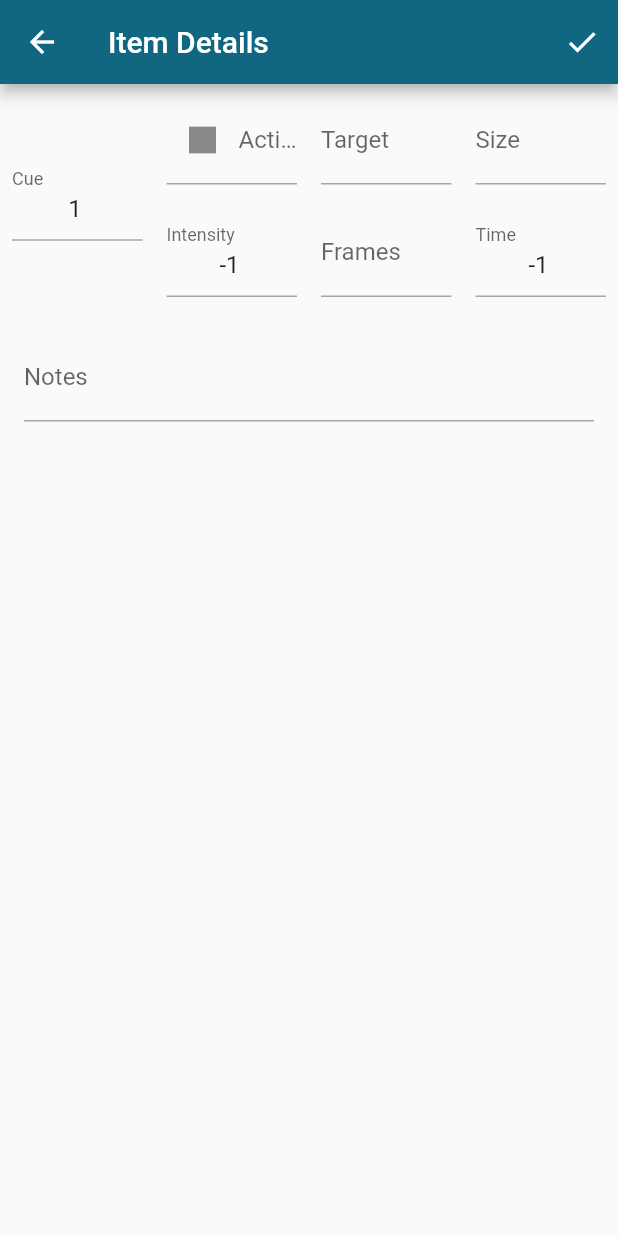
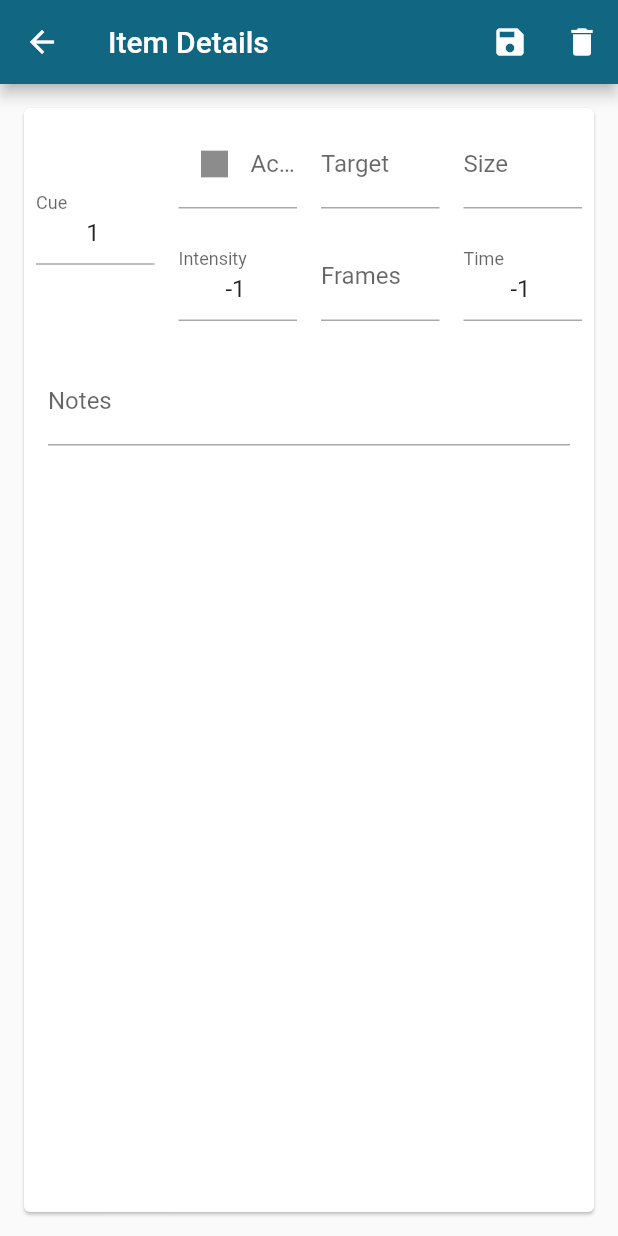
Before and after one commit to ictwill/FollowspotFlutter, a Flutter app: the screen it shows after launch, after a tap on an icon or button, on a phone screen of 412 x 824 dp. Run offline on Flutter 3.47's test engine with Material 2 defaults, Android fonts, the phone set to English and light mode, and no system bars; missing offline and left inert: window_size; generated files the repository leaves out were written again.

Commit message:
implement UUID, update & delete cues

```diff
--- a/lib/src/data/dummy_show.dart
+++ b/lib/src/data/dummy_show.dart
@@ -1,6 +1,7 @@
 import 'dart:math';
 
 import 'package:followspot_application_1/src/models/cue.dart';
+import 'package:uuid/uuid.dart';
 
 import '../models/show.dart';
 
@@ -9,13 +10,15 @@ Show dummyShow() {
     id: 1,
     info: ShowInfo(id: 1, date: DateTime.now()),
   );
+  var uuid = const Uuid();
 
-  for (var element in show.spotList) {
-    element.cues = List.generate(
+  for (var spot in show.spotList) {
+    spot.cues = List.generate(
       50,
       (index) => Cue(
-        id: index + 1000,
+        id: uuid.v4(),
         number: index + 1 + (Random().nextInt(10)).toDouble(),
+        spot: spot.number,
       ),
     );
   }
--- a/lib/src/models/cue.dart
+++ b/lib/src/models/cue.dart
@@ -5,7 +5,7 @@ part 'cue.g.dart';
 
 @JsonSerializable()
 class Cue {
-  int id;
+  String id;
   double number;
   String action;
   String target;
@@ -14,9 +14,10 @@ class Cue {
   List<String> frames;
   int time;
   String notes;
+  int spot;
 
   Cue({
-    this.id = -1,
+    required this.id,
     this.number = 0.0,
     this.action = '',
     this.target = '',
@@ -25,11 +26,12 @@ class Cue {
     this.frames = const [],
     this.time = -1,
     this.notes = '',
+    required this.spot,
   });
 
   @override
   String toString() {
-    return 'Cue $number will $action to $intensity on $target over $time seconds';
+    return 'spot: $spot id: $id : Cue $number - $action @ $intensity on $target over $time seconds';
   }
 
   factory Cue.fromJson(Map<String, dynamic> json) => _$CueFromJson(json);
--- a/lib/src/models/show.dart
+++ b/lib/src/models/show.dart
@@ -5,13 +5,30 @@ class Show {
   final ShowInfo info;
   final List<Spot> spotList = List.generate(
       2,
-      (index) => Spot(index, index + 1,
-          ['R132', 'R119', 'L202', 'L203', 'L205', 'L206'], []));
+      (index) => Spot(
+          id: index,
+          number: index + 1,
+          frames: ['R132', 'R119', 'L202', 'L203', 'L205', 'L206'],
+          cues: []));
 
   Show({
     this.id = -1,
     required this.info,
   });
+
+  //Get a list of every cue number used in the show.
+  List<double> cueNumbers() {
+    Set<double> numbers = {};
+    for (var spots in spotList) {
+      for (var cue in spots.cues) {
+        numbers.add(cue.number);
+      }
+    }
+    final List<double> sorted = numbers.toList();
+    sorted.sort();
+
+    return sorted;
+  }
 }
 
 class ShowInfo {
--- a/lib/src/models/show_model.dart
+++ b/lib/src/models/show_model.dart
@@ -1,28 +1,18 @@
 import 'package:flutter/cupertino.dart';
 import 'package:followspot_application_1/src/models/cue.dart';
 import 'package:followspot_application_1/src/models/show.dart';
+import 'package:uuid/uuid.dart';
 
 import '../data/dummy_show.dart';
 
 class ShowModel extends ChangeNotifier {
   final Show show = dummyShow();
+  late List<double> usedNumbers = show.cueNumbers();
 
-  static final Cue blank = Cue(action: 'spacer');
+  final uuid = const Uuid();
+
+  static final Cue blank = Cue(id: 'blank', action: 'spacer', spot: -1);
   Cue currentCue = blank;
-
-  //Get a list of every cue number used in the show.
-  List<double> cueNumbers() {
-    Set<double> numbers = {};
-    for (var spots in show.spotList) {
-      for (var cue in spots.cues) {
-        numbers.add(cue.number);
-      }
-    }
-    final List<double> sorted = numbers.toList();
-    sorted.sort();
-
-    return sorted;
-  }
 
   Cue findCue(int int, double number) {
     return show.spotList[int].cues.firstWhere(
@@ -35,5 +25,31 @@ class ShowModel extends ChangeNotifier {
     currentCue = cue;
   }
 
-  void updateCue(Cue cue, Cue newCue) {}
+  void updateCue(int spot, Cue oldCue, Cue newCue) {
+    int index = getSpotIndex(oldCue.spot);
+    show.spotList[index].cues.removeWhere((element) => element.id == oldCue.id);
+    if (oldCue.spot != newCue.spot) index = getSpotIndex(newCue.spot);
+    addCue(index, newCue);
+    refreshSpot(index);
+  }
+
+  void refreshSpot(int index) {
+    show.spotList[index].cues.sort((a, b) => a.number.compareTo(b.number));
+    usedNumbers = show.cueNumbers();
+  }
+
+  void addCue(int index, Cue newCue) {
+    show.spotList[index].cues.add(newCue);
+    notifyListeners();
+  }
+
+  void deleteCue(Cue oldCue) {
+    int index = getSpotIndex(oldCue.spot);
+    show.spotList[index].cues.removeWhere((element) => element.id == oldCue.id);
+    refreshSpot(index);
+    notifyListeners();
+  }
+
+  int getSpotIndex(int number) =>
+      show.spotList.indexWhere((item) => item.number == number);
 }
--- a/lib/src/models/spot.dart
+++ b/lib/src/models/spot.dart
@@ -6,5 +6,9 @@ class Spot {
   List<String> frames = [];
   List<Cue> cues = [];
 
-  Spot(this.id, this.number, this.frames, this.cues);
+  Spot(
+      {required this.id,
+      required this.number,
+      required this.frames,
+      required this.cues});
 }
--- a/lib/src/spots/cue_card.dart
+++ b/lib/src/spots/cue_card.dart
@@ -15,21 +15,23 @@ class CueCard extends StatelessWidget {
 
   @override
   Widget build(BuildContext context) {
-    if (item.id == -1) {
+    if (item.id == 'blank') {
       return const Spacer();
     } else {
       return Expanded(
+        child: Hero(
+          tag: item.id,
           child: Card(
             borderOnForeground: false,
             elevation: 4,
             clipBehavior: Clip.antiAlias,
             child: InkWell(
               onTap: () {
-              Provider.of<ShowModel>(context, listen: false).selectCue(item);
                 Navigator.push(
                     context,
                     MaterialPageRoute(
-                      builder: (context) => CueEditView(cue: item)));
+                        builder: (context) =>
+                            CueEditView(spot: item.spot, cue: item)));
               },
               child: Row(
                 crossAxisAlignment: CrossAxisAlignment.start,
@@ -41,7 +43,10 @@ class CueCard extends StatelessWidget {
                     color: item.getColor(),
                     child: Text(deleteTrailing(item.number),
                         textAlign: TextAlign.center,
-                      style: Theme.of(context).textTheme.titleMedium!.copyWith(
+                        style: Theme.of(context)
+                            .textTheme
+                            .titleMedium!
+                            .copyWith(
                                 color: Theme.of(context).colorScheme.onPrimary,
                                 fontWeight: FontWeight.bold)),
                   ),
@@ -72,21 +77,21 @@ class CueCard extends StatelessWidget {
                               TableRow(
                                 children: [
                                   Padding(
-                                  padding:
-                                      const EdgeInsets.symmetric(vertical: 8.0),
+                                    padding: const EdgeInsets.symmetric(
+                                        vertical: 8.0),
                                     child: Text('${item.intensity} %'),
                                   ),
                                   Padding(
-                                  padding:
-                                      const EdgeInsets.symmetric(vertical: 8.0),
+                                    padding: const EdgeInsets.symmetric(
+                                        vertical: 8.0),
                                     child: Text(
                                       item.frames.toString(),
                                       textAlign: TextAlign.center,
                                     ),
                                   ),
                                   Padding(
-                                  padding:
-                                      const EdgeInsets.symmetric(vertical: 8.0),
+                                    padding: const EdgeInsets.symmetric(
+                                        vertical: 8.0),
                                     child: Text(
                                       '${item.time}  s',
                                       textAlign: TextAlign.end,
@@ -110,6 +115,7 @@ class CueCard extends StatelessWidget {
               ),
             ),
           ),
+        ),
       );
     }
   }
--- a/lib/src/spots/cue_edit_view.dart
+++ b/lib/src/spots/cue_edit_view.dart
@@ -5,8 +5,9 @@ import 'package:provider/provider.dart';
 
 /// Displays detailed information about a SampleItem.
 class CueEditView extends StatefulWidget {
-  const CueEditView({super.key, required this.cue});
+  const CueEditView({super.key, required this.spot, required this.cue});
 
+  final int spot;
   final Cue cue;
 
   @override
@@ -33,6 +34,7 @@ class _CueEditViewState extends State<CueEditView> {
     intensityControl.text = widget.cue.intensity.toString();
     framesControl.text = widget.cue.frames.join(' + ');
     notesControl.text = widget.cue.notes;
+    debugPrint(widget.cue.toString());
     super.initState();
   }
 
@@ -59,6 +61,7 @@ class _CueEditViewState extends State<CueEditView> {
             title: const Text('Item Details'),
             actions: [
               IconButton(
+                  tooltip: 'Save this cue',
                   onPressed: () {
                     final Cue newCue = Cue(
                       id: widget.cue.id,
@@ -70,14 +73,30 @@ class _CueEditViewState extends State<CueEditView> {
                       intensity: int.parse(intensityControl.text),
                       frames: framesControl.text.split(' + '),
                       notes: notesControl.text,
+                      spot: widget.spot,
                     );
-                    show.updateCue(widget.cue, newCue);
+                    show.updateCue(widget.spot, widget.cue, newCue);
                     debugPrint('Saved $newCue');
+                    Navigator.pop(context);
                   },
-                  icon: const Icon(Icons.done))
+                  icon: const Icon(Icons.save)),
+              IconButton(
+                  tooltip: 'Delete this Cue',
+                  onPressed: () {
+                    show.deleteCue(widget.cue);
+                    debugPrint('DELETED Cue id ${widget.cue.id}');
+                    Navigator.pop(context);
+                  },
+                  icon: const Icon(Icons.delete))
             ],
           ),
-          body: Column(
+          body: Hero(
+            tag: widget.cue.id,
+            placeholderBuilder: (context, heroSize, child) => Card(),
+            child: Card(
+              clipBehavior: Clip.antiAlias,
+              margin: const EdgeInsets.all(16.0),
+              child: ListView(
                 children: [
                   Row(
                     children: [
@@ -86,7 +105,8 @@ class _CueEditViewState extends State<CueEditView> {
                           padding: const EdgeInsets.all(8.0),
                           child: TextField(
                               controller: numberControl,
-                          decoration: const InputDecoration(labelText: 'Cue'),
+                              decoration:
+                                  const InputDecoration(labelText: 'Cue'),
                               textAlign: TextAlign.center),
                         ),
                       ),
@@ -109,15 +129,15 @@ class _CueEditViewState extends State<CueEditView> {
                                 padding: const EdgeInsets.all(8.0),
                                 child: TextField(
                                     controller: targetControl,
-                                decoration:
-                                    const InputDecoration(labelText: 'Target')),
+                                    decoration: const InputDecoration(
+                                        labelText: 'Target')),
                               ),
                               Padding(
                                 padding: const EdgeInsets.all(8.0),
                                 child: TextField(
                                     controller: sizeControl,
-                                decoration:
-                                    const InputDecoration(labelText: 'Size')),
+                                    decoration: const InputDecoration(
+                                        labelText: 'Size')),
                               ),
                             ]),
                             TableRow(children: [
@@ -133,8 +153,8 @@ class _CueEditViewState extends State<CueEditView> {
                                 padding: const EdgeInsets.all(8.0),
                                 child: TextField(
                                     controller: framesControl,
-                                decoration:
-                                    const InputDecoration(labelText: 'Frames')),
+                                    decoration: const InputDecoration(
+                                        labelText: 'Frames')),
                               ),
                               Padding(
                                 padding: const EdgeInsets.all(8.0),
@@ -158,11 +178,14 @@ class _CueEditViewState extends State<CueEditView> {
                         padding: const EdgeInsets.all(16.0),
                         child: TextField(
                             controller: notesControl,
-                        decoration: const InputDecoration(labelText: 'Notes')),
+                            decoration:
+                                const InputDecoration(labelText: 'Notes')),
                       )),
                     ],
                   ),
                 ],
+              ),
+            ),
           ),
         );
       },
--- a/lib/src/spots/spot_view.dart
+++ b/lib/src/spots/spot_view.dart
@@ -36,14 +36,13 @@ class SpotView extends StatelessWidget {
       body: Consumer<ShowModel>(
         builder: (context, showModel, child) {
           final int spots = showModel.show.spotList.length;
-          final List<double> numbers = showModel.cueNumbers();
 
           return ListView.builder(
             restorationId: 'sampleItemListView',
-            itemCount: numbers.length,
+            itemCount: showModel.usedNumbers.length,
             padding: const EdgeInsets.all(12.0),
             itemBuilder: (BuildContext context, int index) {
-              final number = numbers[index];
+              final number = showModel.usedNumbers[index];
               return Row(
                 crossAxisAlignment: CrossAxisAlignment.start,
                 children: [
--- a/pubspec.yaml
+++ b/pubspec.yaml
@@ -15,6 +15,8 @@ dependencies:
   flutter_localizations:
     sdk: flutter
   json_annotation: ^4.8.0
+  uuid: ^3.0.6
+
   provider: ^6.0.0
   window_size:
     git:
@@ -30,6 +32,8 @@ dev_dependencies:
   build_runner: ^2.3.3
   json_serializable: ^6.6.0
 
+
+
 flutter:
   uses-material-design: true
 
```
Also changed, not shown: lib/src/models/cue.g.dart. Lines whose indentation alone changed are shown as unchanged.
